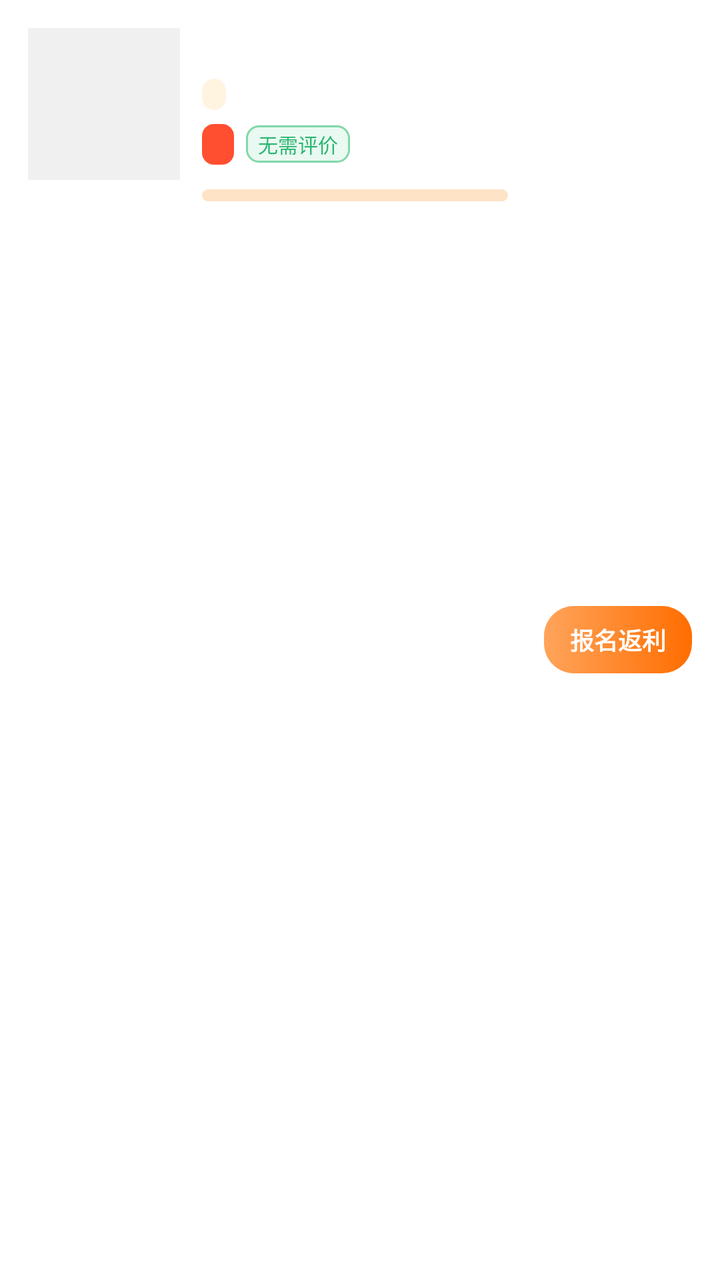
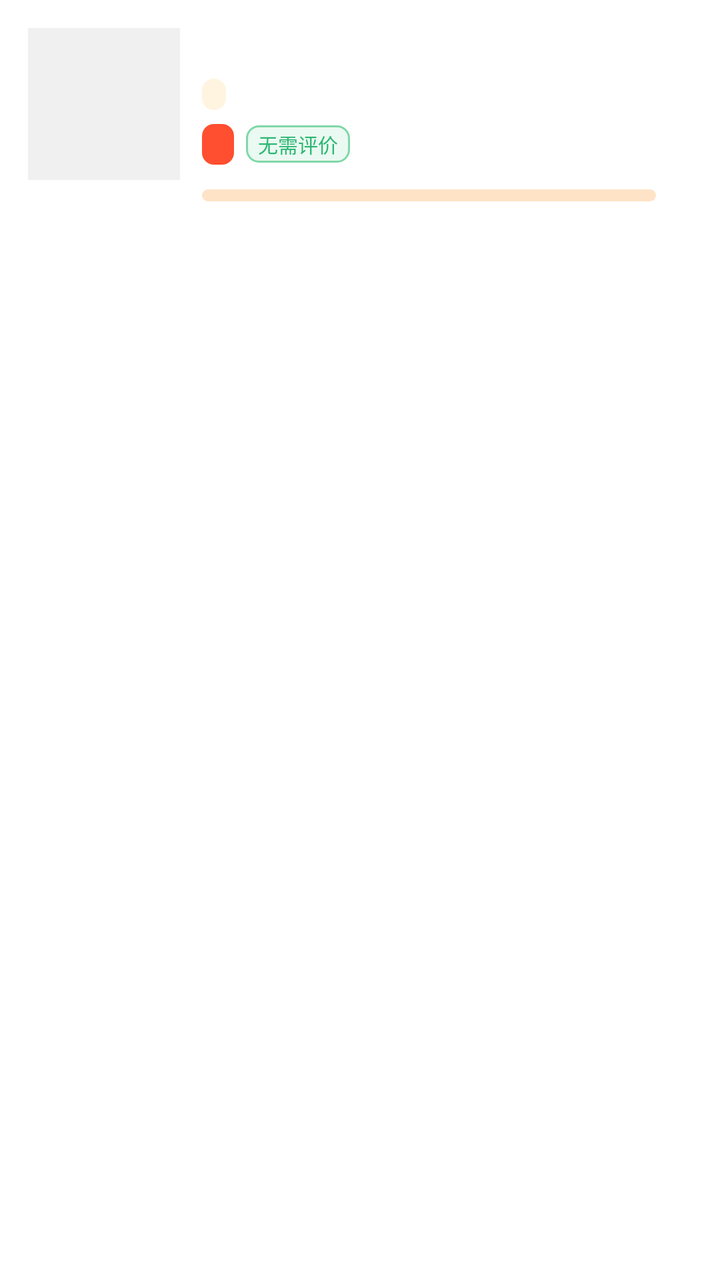

Screens rendered from an Android XML layout before and after an edit, with the pre-edit source and the edit as a unified diff.
<!-- AndroidManifest.xml: application theme AppTheme -->
<!-- res/layout/item_card.xml -->
<?xml version="1.0" encoding="utf-8"?>
<LinearLayout xmlns:android="http://schemas.android.com/apk/res/android"
    android:layout_width="match_parent"
    android:layout_height="wrap_content"
    android:layout_marginBottom="10dp"
    android:background="@drawable/bg_card"
    android:orientation="horizontal"
    android:padding="14dp">

    <FrameLayout
        android:layout_width="76dp"
        android:layout_height="76dp">

        <ImageView
            android:id="@+id/ivIcon"
            android:layout_width="match_parent"
            android:layout_height="match_parent"
            android:background="#F0F0F0"
            android:scaleType="centerCrop" />

        <TextView
            android:id="@+id/tvNew"
            android:layout_width="wrap_content"
            android:layout_height="wrap_content"
            android:layout_gravity="top|end"
            android:background="@drawable/bg_badge_new"
            android:paddingLeft="5dp"
            android:paddingRight="5dp"
            android:paddingTop="1dp"
            android:paddingBottom="1dp"
            android:text="NEW"
            android:textColor="#FFFFFF"
            android:textSize="9sp"
            android:textStyle="bold"
            android:visibility="gone" />
    </FrameLayout>

    <LinearLayout
        android:layout_width="0dp"
        android:layout_height="wrap_content"
        android:layout_marginLeft="11dp"
        android:layout_weight="1"
        android:orientation="vertical">

        <LinearLayout
            android:layout_width="match_parent"
            android:layout_height="wrap_content"
            android:gravity="center_vertical"
            android:orientation="horizontal">

            <TextView
                android:id="@+id/tvName"
                android:layout_width="0dp"
                android:layout_height="wrap_content"
                android:layout_weight="1"
                android:maxLines="2"
                android:textColor="#1A1A1A"
                android:textSize="15sp"
                android:textStyle="bold" />

            <TextView
                android:id="@+id/tvDist"
                android:layout_width="wrap_content"
                android:layout_height="wrap_content"
                android:layout_marginLeft="6dp"
                android:textColor="#9A9A9A"
                android:textSize="11sp" />
        </LinearLayout>

        <LinearLayout
            android:layout_width="match_parent"
            android:layout_height="wrap_content"
            android:layout_marginTop="5dp"
            android:gravity="center_vertical"
            android:orientation="horizontal">

            <TextView
                android:id="@+id/tvPlatform"
                android:layout_width="wrap_content"
                android:layout_height="wrap_content"
                android:background="@drawable/bg_chip_orange"
                android:paddingLeft="6dp"
                android:paddingRight="6dp"
                android:paddingTop="1dp"
                android:paddingBottom="1dp"
                android:textColor="#FF9500"
                android:textSize="10sp" />

            <TextView
                android:id="@+id/tvCount"
                android:layout_width="wrap_content"
                android:layout_height="wrap_content"
                android:layout_marginLeft="8dp"
                android:textColor="#9A9A9A"
                android:textSize="11sp" />

            <TextView
                android:id="@+id/tvTime"
                android:layout_width="wrap_content"
                android:layout_height="wrap_content"
                android:layout_marginLeft="8dp"
                android:ellipsize="end"
                android:maxLines="1"
                android:textColor="#AAAAAA"
                android:textSize="10sp" />

            <TextView
                android:id="@+id/tvCardNew"
                android:layout_width="wrap_content"
                android:layout_height="wrap_content"
                android:layout_marginLeft="8dp"
                android:background="@drawable/bg_badge_new"
                android:paddingLeft="6dp"
                android:paddingRight="6dp"
                android:paddingTop="1dp"
                android:paddingBottom="1dp"
                android:text="NEW"
                android:textColor="#FFFFFF"
                android:textSize="9sp"
                android:textStyle="bold"
                android:visibility="gone" />
        </LinearLayout>

        <LinearLayout
            android:layout_width="match_parent"
            android:layout_height="wrap_content"
            android:layout_marginTop="7dp"
            android:gravity="center_vertical"
            android:orientation="horizontal">

            <TextView
                android:id="@+id/tvRebate"
                android:layout_width="wrap_content"
                android:layout_height="wrap_content"
                android:background="@drawable/bg_chip_rebate"
                android:paddingLeft="8dp"
                android:paddingRight="8dp"
                android:paddingTop="2dp"
                android:paddingBottom="2dp"
                android:textColor="#FFFFFF"
                android:textSize="12sp"
                android:textStyle="bold" />

            <TextView
                android:id="@+id/tvNoReview"
                android:layout_width="wrap_content"
                android:layout_height="wrap_content"
                android:layout_marginLeft="6dp"
                android:background="@drawable/bg_chip_green"
                android:paddingLeft="6dp"
                android:paddingRight="6dp"
                android:paddingTop="2dp"
                android:paddingBottom="2dp"
                android:text="无需评价"
                android:textColor="#2BB673"
                android:textSize="10sp" />

            <TextView
                android:id="@+id/tvExtra"
                android:layout_width="wrap_content"
                android:layout_height="wrap_content"
                android:layout_marginLeft="6dp"
                android:background="@drawable/bg_chip_orange"
                android:paddingLeft="6dp"
                android:paddingRight="6dp"
                android:paddingTop="2dp"
                android:paddingBottom="2dp"
                android:textColor="#FF6D00"
                android:textSize="10sp"
                android:visibility="gone" />
        </LinearLayout>

        <LinearLayout
            android:layout_width="match_parent"
            android:layout_height="wrap_content"
            android:layout_marginTop="8dp"
            android:gravity="center_vertical"
            android:orientation="horizontal">

            <ProgressBar
                android:id="@+id/pbQuota"
                style="?android:attr/progressBarStyleHorizontal"
                android:layout_width="0dp"
                android:layout_height="6dp"
                android:layout_weight="1"
                android:progressDrawable="@drawable/quota_bar" />

            <TextView
                android:id="@+id/tvQuota"
                android:layout_width="wrap_content"
                android:layout_height="wrap_content"
                android:layout_marginLeft="8dp"
                android:textSize="11sp"
                android:textStyle="bold" />
        </LinearLayout>
    </LinearLayout>

    <TextView
        android:id="@+id/btnGo"
        android:layout_width="wrap_content"
        android:layout_height="wrap_content"
        android:layout_gravity="center_vertical"
        android:layout_marginLeft="10dp"
        android:background="@drawable/bg_btn_rebate"
        android:paddingLeft="13dp"
        android:paddingRight="13dp"
        android:paddingTop="8dp"
        android:paddingBottom="8dp"
        android:text="报名返利"
        android:textColor="#FFFFFF"
        android:textSize="12sp"
        android:textStyle="bold" />
</LinearLayout>
<!-- resources referenced by this layout -->
<resources>
  <!-- drawable bg_badge_new (drawable) -->
  <?xml version="1.0" encoding="utf-8"?>
  <shape xmlns:android="http://schemas.android.com/apk/res/android" android:shape="rectangle">
      <solid android:color="#FF3B30" />
      <corners android:radius="4dp" />
  </shape>
  <!-- drawable bg_btn_rebate (drawable) -->
  <?xml version="1.0" encoding="utf-8"?>
  <shape xmlns:android="http://schemas.android.com/apk/res/android" android:shape="rectangle">
      <gradient android:startColor="#FFA45B" android:endColor="#FF6D00" android:angle="0" />
      <corners android:radius="15dp" />
  </shape>
  <!-- drawable bg_card (drawable) -->
  <?xml version="1.0" encoding="utf-8"?>
  <shape xmlns:android="http://schemas.android.com/apk/res/android" android:shape="rectangle">
      <solid android:color="#FFFFFF" />
      <corners android:radius="14dp" />
  </shape>
  <!-- drawable bg_chip_green (drawable) -->
  <?xml version="1.0" encoding="utf-8"?>
  <shape xmlns:android="http://schemas.android.com/apk/res/android" android:shape="rectangle">
      <solid android:color="#EAF9F1" />
      <stroke android:width="1dp" android:color="#7FD8A8" />
      <corners android:radius="6dp" />
  </shape>
  <!-- drawable bg_chip_orange (drawable) -->
  <?xml version="1.0" encoding="utf-8"?>
  <shape xmlns:android="http://schemas.android.com/apk/res/android" android:shape="rectangle">
      <solid android:color="#FFF4E0" />
      <corners android:radius="6dp" />
  </shape>
  <!-- drawable bg_chip_rebate (drawable) -->
  <?xml version="1.0" encoding="utf-8"?>
  <shape xmlns:android="http://schemas.android.com/apk/res/android" android:shape="rectangle">
      <solid android:color="#FF4E30" />
      <corners android:radius="6dp" />
  </shape>
  <!-- drawable quota_bar (drawable) -->
  <?xml version="1.0" encoding="utf-8"?>
  <layer-list xmlns:android="http://schemas.android.com/apk/res/android">
      <item android:id="@android:id/background">
          <shape android:shape="rectangle">
              <solid android:color="#FFE3C7" />
              <corners android:radius="3dp" />
          </shape>
      </item>
      <item android:id="@android:id/progress">
          <clip>
              <shape android:shape="rectangle">
                  <gradient android:startColor="#FFA45B" android:endColor="#FF6D00" android:angle="0" />
                  <corners android:radius="3dp" />
              </shape>
          </clip>
      </item>
  </layer-list>
</resources>

<!-- the commit's change to res/layout/item_card.xml (unified diff, before → after) -->
@@ -45,7 +45,6 @@
         <LinearLayout
             android:layout_width="match_parent"
             android:layout_height="wrap_content"
-            android:gravity="center_vertical"
             android:orientation="horizontal">
 
             <TextView
@@ -62,7 +61,7 @@
                 android:id="@+id/tvDist"
                 android:layout_width="wrap_content"
                 android:layout_height="wrap_content"
-                android:layout_marginLeft="6dp"
+                android:layout_marginLeft="8dp"
                 android:textColor="#9A9A9A"
                 android:textSize="11sp" />
         </LinearLayout>
@@ -93,16 +92,6 @@
                 android:layout_marginLeft="8dp"
                 android:textColor="#9A9A9A"
                 android:textSize="11sp" />
-
-            <TextView
-                android:id="@+id/tvTime"
-                android:layout_width="wrap_content"
-                android:layout_height="wrap_content"
-                android:layout_marginLeft="8dp"
-                android:ellipsize="end"
-                android:maxLines="1"
-                android:textColor="#AAAAAA"
-                android:textSize="10sp" />
 
             <TextView
                 android:id="@+id/tvCardNew"
@@ -192,22 +181,14 @@
                 android:layout_marginLeft="8dp"
                 android:textSize="11sp"
                 android:textStyle="bold" />
+
+            <TextView
+                android:id="@+id/tvTime"
+                android:layout_width="wrap_content"
+                android:layout_height="wrap_content"
+                android:layout_marginLeft="10dp"
+                android:textColor="#AAAAAA"
+                android:textSize="10sp" />
         </LinearLayout>
     </LinearLayout>
-
-    <TextView
-        android:id="@+id/btnGo"
-        android:layout_width="wrap_content"
-        android:layout_height="wrap_content"
-        android:layout_gravity="center_vertical"
-        android:layout_marginLeft="10dp"
-        android:background="@drawable/bg_btn_rebate"
-        android:paddingLeft="13dp"
-        android:paddingRight="13dp"
-        android:paddingTop="8dp"
-        android:paddingBottom="8dp"
-        android:text="报名返利"
-        android:textColor="#FFFFFF"
-        android:textSize="12sp"
-        android:textStyle="bold" />
 </LinearLayout>
<!-- resource entries referenced after the edit -->
@@ -5,12 +5,6 @@
   <shape xmlns:android="http://schemas.android.com/apk/res/android" android:shape="rectangle">
       <solid android:color="#FF3B30" />
       <corners android:radius="4dp" />
-  </shape>
-  <!-- drawable bg_btn_rebate (drawable) -->
-  <?xml version="1.0" encoding="utf-8"?>
-  <shape xmlns:android="http://schemas.android.com/apk/res/android" android:shape="rectangle">
-      <gradient android:startColor="#FFA45B" android:endColor="#FF6D00" android:angle="0" />
-      <corners android:radius="15dp" />
   </shape>
   <!-- drawable bg_card (drawable) -->
   <?xml version="1.0" encoding="utf-8"?>
